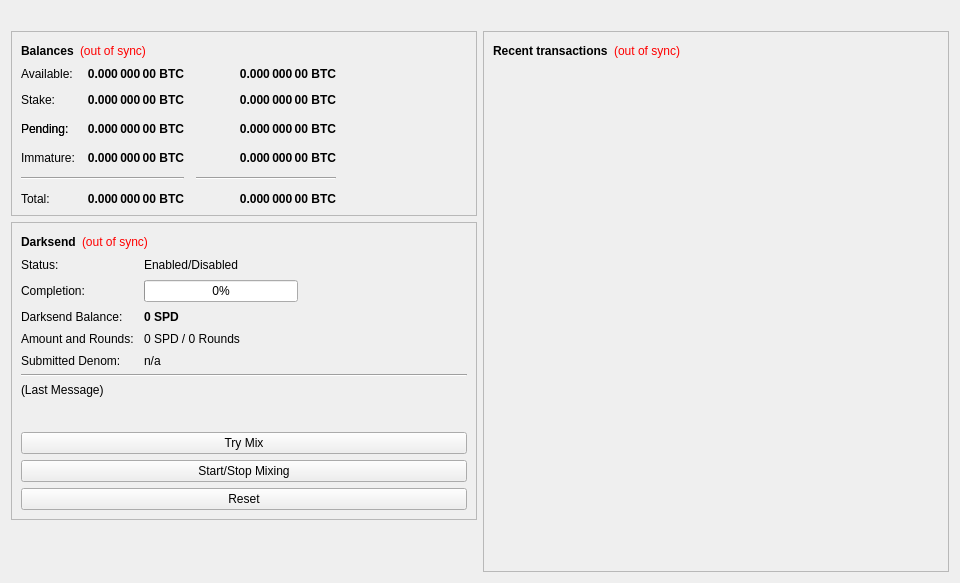
Above: src/qt/forms/overviewpage.ui from Stipend-Developer/stipend before the change. Below: the same form after it.
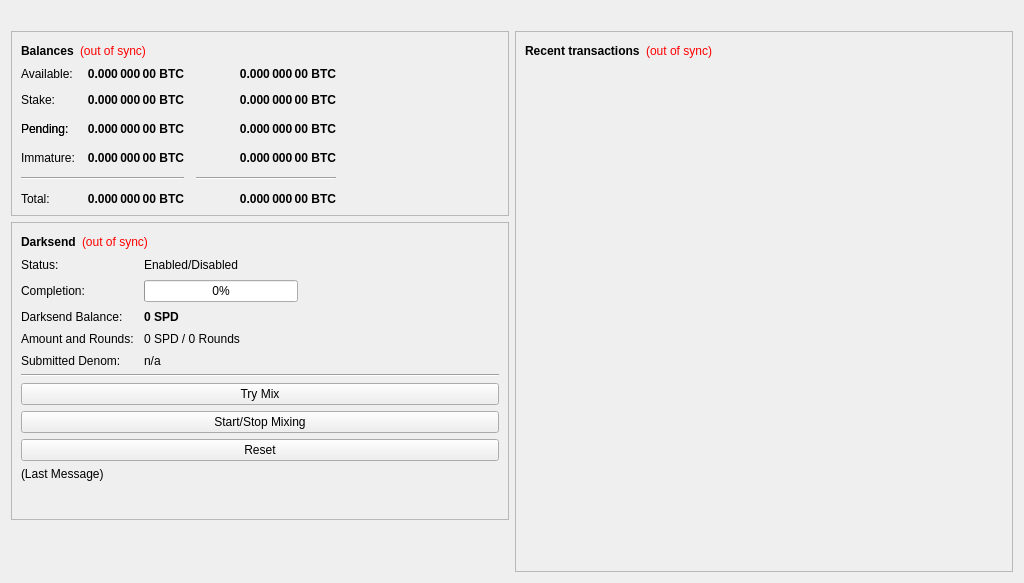
That is the form after the change.

Commit message: [Wallet - v4.0.0.1] Modify Wallet Size Parameters

Patch:
```diff
--- a/src/qt/forms/overviewpage.ui
+++ b/src/qt/forms/overviewpage.ui
@@ -6,13 +6,13 @@
    <rect>
     <x>0</x>
     <y>0</y>
-    <width>960</width>
+    <width>1024</width>
     <height>583</height>
    </rect>
   </property>
   <property name="minimumSize">
    <size>
-    <width>960</width>
+    <width>1024</width>
     <height>0</height>
    </size>
   </property>
@@ -614,25 +614,6 @@
             </property>
            </widget>
           </item>
-          <item>
-           <widget class="QLabel" name="darksendStatus">
-            <property name="minimumSize">
-             <size>
-              <width>288</width>
-              <height>43</height>
-             </size>
-            </property>
-            <property name="text">
-             <string>(Last Message)</string>
-            </property>
-            <property name="alignment">
-             <set>Qt::AlignLeading|Qt::AlignLeft|Qt::AlignTop</set>
-            </property>
-            <property name="wordWrap">
-             <bool>true</bool>
-            </property>
-           </widget>
-          </item>
           <item>
            <widget class="QPushButton" name="darksendAuto">
             <property name="sizePolicy">
@@ -681,6 +662,25 @@
             </property>
            </widget>
           </item>
+          <item>
+           <widget class="QLabel" name="darksendStatus">
+            <property name="minimumSize">
+             <size>
+              <width>288</width>
+              <height>43</height>
+             </size>
+            </property>
+            <property name="text">
+             <string>(Last Message)</string>
+            </property>
+            <property name="alignment">
+             <set>Qt::AlignLeading|Qt::AlignLeft|Qt::AlignTop</set>
+            </property>
+            <property name="wordWrap">
+             <bool>true</bool>
+            </property>
+           </widget>
+          </item>
          </layout>
         </widget>
        </item>
```
